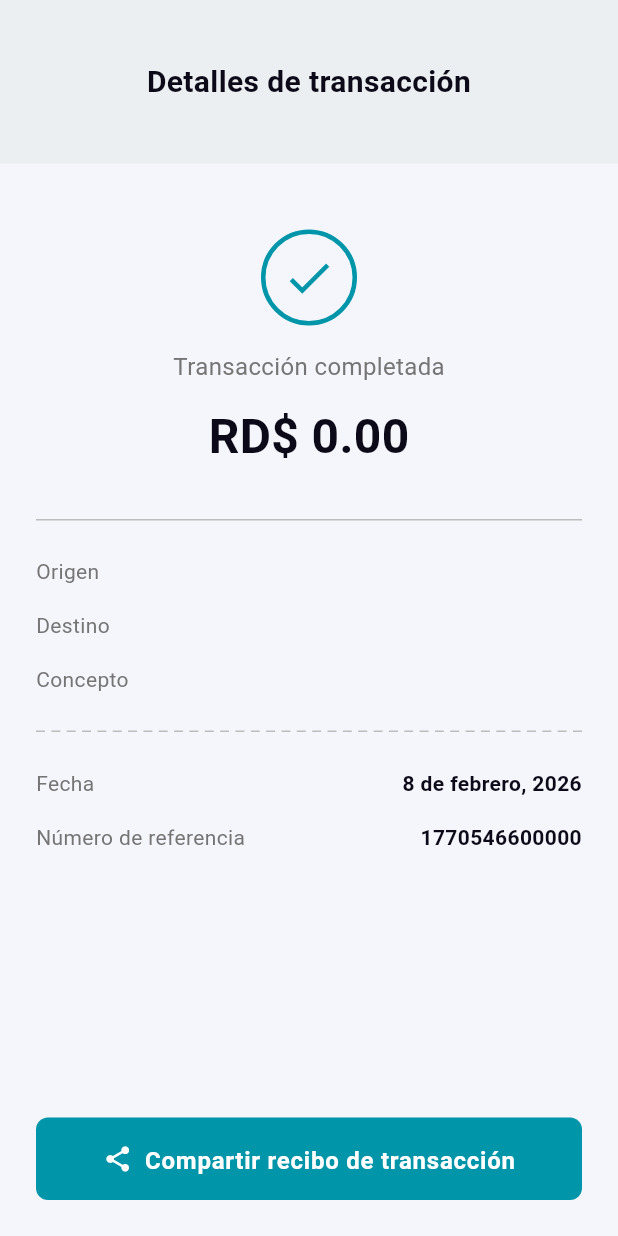
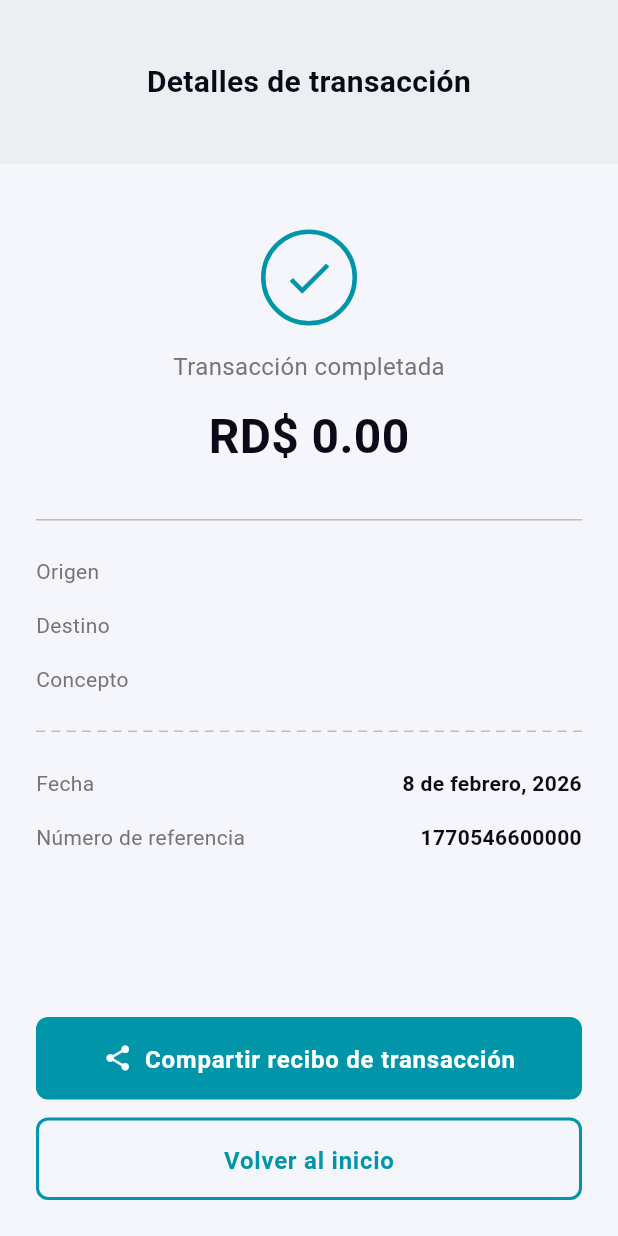
Before and after one commit to criseulises/banco-ademy-app-empresa, a Flutter app: the TransferReceiptPage screen opened by its route, on a phone screen of 412 x 824 dp. Run offline on Flutter 3.47's test engine with Material 3 defaults, Android fonts, the phone set to English and light mode, and no system bars; our stand-ins replace dio, equatable, flutter_bloc, flutter_svg, get_it, go_router and 2 more; Roboto replaces fonts that are missing (Montserrat); project files that could hold a hidden picture were left out.

Commit message:
back button in receipt

```diff
--- a/lib/features/transfers/presentation/pages/transfer_receipt_page.dart
+++ b/lib/features/transfers/presentation/pages/transfer_receipt_page.dart
@@ -1,4 +1,5 @@
 import 'package:flutter/material.dart';
+import 'package:go_router/go_router.dart';
 import 'package:intl/intl.dart';
 
 import '../../../../core/theme/app_colors.dart';
@@ -125,11 +126,14 @@ class TransferReceiptPage extends StatelessWidget {
             ),
           ),
 
-          // Bottom button
+          // Bottom buttons
           Container(
             width: double.infinity,
             padding: const EdgeInsets.all(24),
-            child: ElevatedButton.icon(
+            child: Column(
+              children: [
+                // Share button
+                ElevatedButton.icon(
                   onPressed: () {
                     ScaffoldMessenger.of(context).showSnackBar(
                       const SnackBar(
@@ -144,6 +148,7 @@ class TransferReceiptPage extends StatelessWidget {
                       borderRadius: BorderRadius.circular(8),
                     ),
                     elevation: 0,
+                    minimumSize: const Size(double.infinity, 0),
                   ),
                   icon: const Icon(
                     Icons.share,
@@ -158,6 +163,29 @@ class TransferReceiptPage extends StatelessWidget {
                       color: Colors.white,
                     ),
                   ),
+                ),
+                const SizedBox(height: 12),
+                // Back to home button
+                OutlinedButton(
+                  onPressed: () => context.go('/home'),
+                  style: OutlinedButton.styleFrom(
+                    side: const BorderSide(color: AppColors.primary, width: 2),
+                    padding: const EdgeInsets.symmetric(vertical: 16),
+                    shape: RoundedRectangleBorder(
+                      borderRadius: BorderRadius.circular(8),
+                    ),
+                    minimumSize: const Size(double.infinity, 0),
+                  ),
+                  child: const Text(
+                    'Volver al inicio',
+                    style: TextStyle(
+                      fontSize: 16,
+                      fontWeight: FontWeight.w600,
+                      color: AppColors.primary,
+                    ),
+                  ),
+                ),
+              ],
             ),
           ),
         ],
```
Lines whose indentation alone changed are shown as unchanged.
